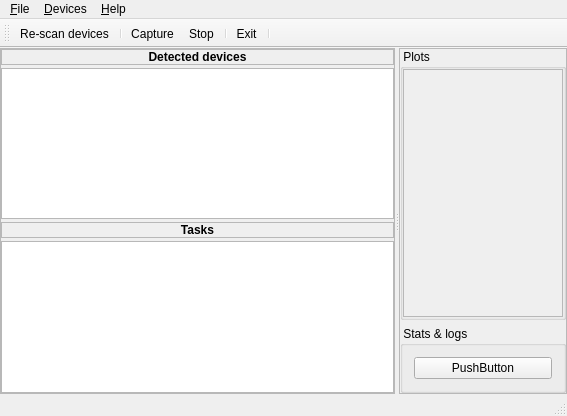
Above: LibreDAQStudio/mainwindow.ui from LibreDAQ/libredaq before the change. Below: the same form after it.
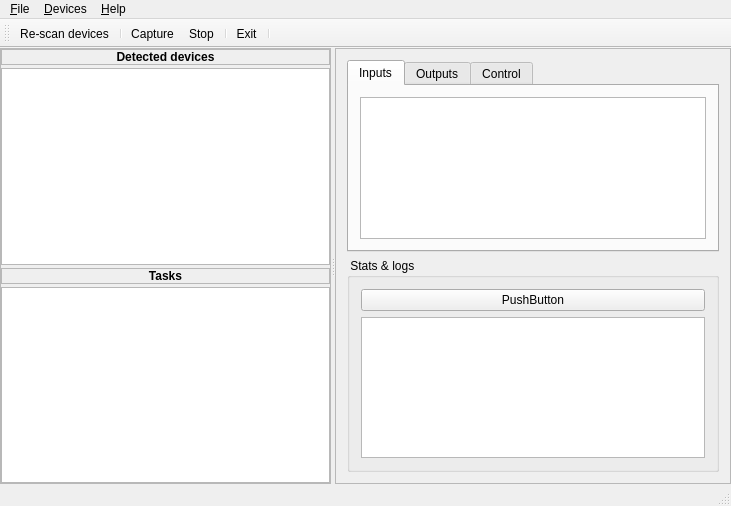
That is the form after the change. Icons and pictures are not drawn.

Patch:
```diff
--- a/LibreDAQStudio/mainwindow.ui
+++ b/LibreDAQStudio/mainwindow.ui
@@ -6,8 +6,8 @@
    <rect>
     <x>0</x>
     <y>0</y>
-    <width>567</width>
-    <height>416</height>
+    <width>731</width>
+    <height>506</height>
    </rect>
   </property>
   <property name="minimumSize">
@@ -173,54 +173,31 @@
         <enum>QFrame::Raised</enum>
        </property>
        <layout class="QVBoxLayout" name="verticalLayout_2">
-        <property name="leftMargin">
-         <number>0</number>
-        </property>
-        <property name="topMargin">
-         <number>0</number>
-        </property>
-        <property name="rightMargin">
-         <number>0</number>
-        </property>
-        <property name="bottomMargin">
-         <number>0</number>
-        </property>
         <item>
-         <widget class="QGroupBox" name="groupBox_2">
-          <property name="title">
-           <string> Plots </string>
+         <widget class="QTabWidget" name="tabRHS">
+          <property name="currentIndex">
+           <number>0</number>
           </property>
-          <layout class="QVBoxLayout" name="verticalLayout_4">
-           <property name="leftMargin">
-            <number>0</number>
-           </property>
-           <property name="topMargin">
-            <number>0</number>
-           </property>
-           <property name="rightMargin">
-            <number>0</number>
-           </property>
-           <property name="bottomMargin">
-            <number>0</number>
-           </property>
-           <item>
-            <widget class="QScrollArea" name="scrollArea">
-             <property name="widgetResizable">
-              <bool>true</bool>
-             </property>
-             <widget class="QWidget" name="scrollAreaWidgetContents">
-              <property name="geometry">
-               <rect>
-                <x>0</x>
-                <y>0</y>
-                <width>275</width>
-                <height>243</height>
-               </rect>
-              </property>
-             </widget>
-            </widget>
-           </item>
-          </layout>
+          <widget class="QWidget" name="tabInputs">
+           <attribute name="title">
+            <string>Inputs</string>
+           </attribute>
+           <layout class="QVBoxLayout" name="verticalLayout_3">
+            <item>
+             <widget class="QTextBrowser" name="textBrowser_2"/>
+            </item>
+           </layout>
+          </widget>
+          <widget class="QWidget" name="tabOutputs">
+           <attribute name="title">
+            <string>Outputs</string>
+           </attribute>
+          </widget>
+          <widget class="QWidget" name="tabControl">
+           <attribute name="title">
+            <string>Control</string>
+           </attribute>
+          </widget>
          </widget>
         </item>
         <item>
@@ -231,14 +208,17 @@
           <property name="flat">
            <bool>false</bool>
           </property>
-          <layout class="QVBoxLayout" name="verticalLayout_3">
-           <item>
+          <layout class="QGridLayout" name="gridLayout">
+           <item row="0" column="0">
             <widget class="QPushButton" name="pushButton">
              <property name="text">
               <string>PushButton</string>
              </property>
             </widget>
            </item>
+           <item row="1" column="0">
+            <widget class="QTextBrowser" name="textBrowser"/>
+           </item>
           </layout>
          </widget>
         </item>
@@ -253,7 +233,7 @@
     <rect>
      <x>0</x>
      <y>0</y>
-     <width>567</width>
+     <width>731</width>
      <height>21</height>
     </rect>
    </property>
@@ -285,7 +265,7 @@
     <enum>TopToolBarArea</enum>
    </attribute>
    <attribute name="toolBarBreak">
-    <bool>true</bool>
+    <bool>false</bool>
    </attribute>
    <addaction name="actionRe_scan_devices"/>
    <addaction name="separator"/>
```
Left out of the diff: 2 changed lines with no effect on the pictures.
